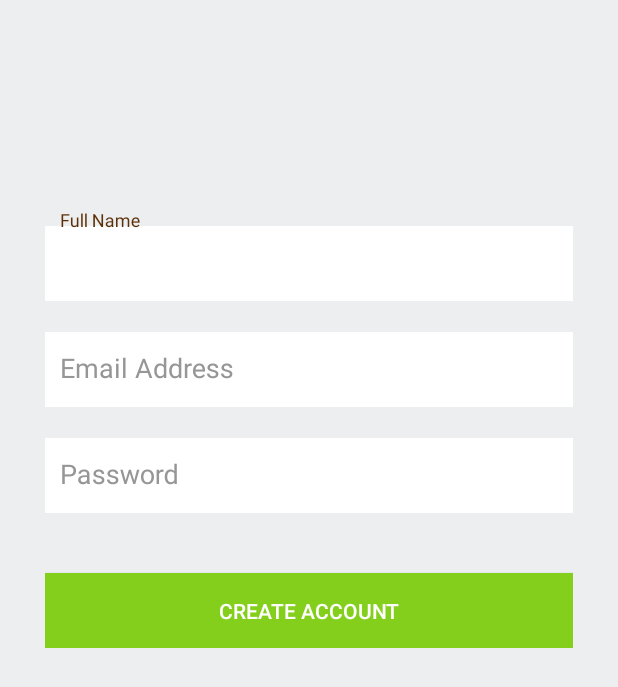
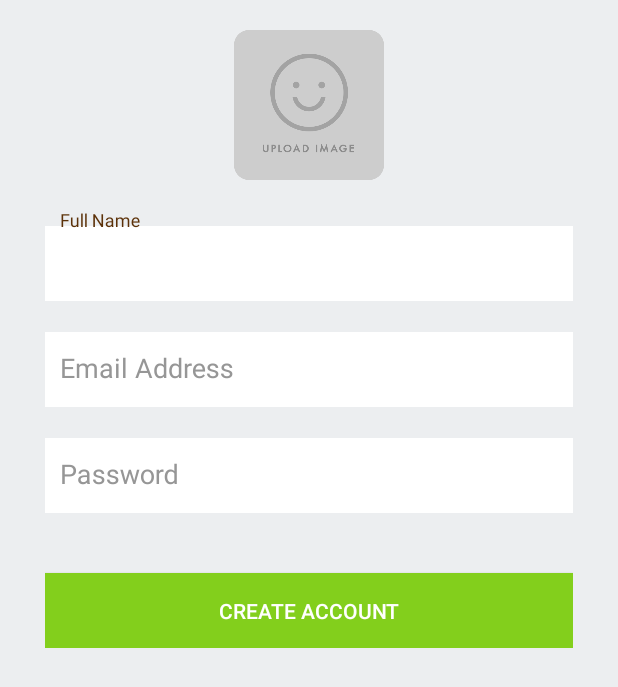
Before and after one commit to MrkFrnndz/PinPoint, an Android app: the SignupActivity screen opened directly, with no data from a screen before it, after a tap on an icon or button, on a phone screen of 412 x 824 dp. Shown: the top 687 px of the screen. Run offline under Robolectric (Android 15) with nearby library versions, the phone set to English and light mode, and no system bars; our stand-ins replace Firebase (no records; nobody signed in at launch, a user with empty details on screens opened directly); libraries missing offline, so code that uses them is left out: com.theartofdev.edmodo; pictures from the network do not load.

Commit message:
-Can saved images. FIXED!

```diff
--- a/app/src/main/java/com/example/markfernandez/pinpoint/SignupActivity.java
+++ b/app/src/main/java/com/example/markfernandez/pinpoint/SignupActivity.java
@@ -15,7 +15,6 @@ import android.widget.EditText;
 import android.widget.ImageButton;
 import android.widget.Toast;
 
-import com.example.markfernandez.pinpoint.model.UserProfile;
 import com.google.android.gms.tasks.OnCompleteListener;
 import com.google.android.gms.tasks.OnSuccessListener;
 import com.google.android.gms.tasks.Task;
@@ -77,7 +76,7 @@ public class SignupActivity extends AppCompatActivity implements View.OnClickLis
 
     }
 
-    private void saveImage() {
+    private void selectImage() {
         Intent galleryIntent = new Intent(Intent.ACTION_GET_CONTENT);
         galleryIntent.setType("image/*");
         startActivityForResult(galleryIntent, GALLERY_REQUEST);
@@ -163,7 +162,7 @@ public class SignupActivity extends AppCompatActivity implements View.OnClickLis
             registerUser();
         }
         else if(v == ibSelectImage){
-            saveImage();
+            selectImage();
         }
     }
 
@@ -174,29 +173,21 @@ public class SignupActivity extends AppCompatActivity implements View.OnClickLis
         super.onActivityResult(requestCode, resultCode, data);
 
         if(requestCode == GALLERY_REQUEST && resultCode == RESULT_OK){
-            try {
                 mImageUri = data.getData();
                 CropImage.activity(mImageUri)
                         .setGuidelines(CropImageView.Guidelines.ON)
                         .setAspectRatio(1,1)
                         .start(this);
 
-            }catch (Exception e){
-                CropImage.ActivityResult result = CropImage.getActivityResult(data);
-                e = result.getError();
-                Log.e("MARK log","crop error1: " + e);
-            }
-
         }
 
         if (requestCode == CropImage.CROP_IMAGE_ACTIVITY_REQUEST_CODE) {
             CropImage.ActivityResult result = CropImage.getActivityResult(data);
             if (resultCode == RESULT_OK) {
-                Uri resultUri = result.getUri();
-                ibSelectImage.setImageURI(resultUri);
+                mImageUri = result.getUri();
+                ibSelectImage.setImageURI(mImageUri);
             } else if (resultCode == CropImage.CROP_IMAGE_ACTIVITY_RESULT_ERROR_CODE) {
                 Exception error = result.getError();
-                Log.e("MARK log","crop erro2: " + error);
             }
         }
     }
--- a/app/src/main/res/layout/activity_signup.xml
+++ b/app/src/main/res/layout/activity_signup.xml
@@ -23,8 +23,10 @@
         android:layout_height="100dp"
         android:id="@+id/imageSelect"
         android:background="#00ffffff"
-        android:elevation="2dp"
-        android:adjustViewBounds="false" />
+        android:adjustViewBounds="false"
+        android:src="@drawable/profileimage_default"
+        android:scaleType="fitCenter"
+        android:focusableInTouchMode="false" />
 
     <android.support.design.widget.TextInputLayout
         android:id="@+id/txt_input1"
```
Also changed, not shown: app/src/main/res/drawable/profiledefault.png (deleted), app/src/main/res/drawable/profileimage_default.png (added).
